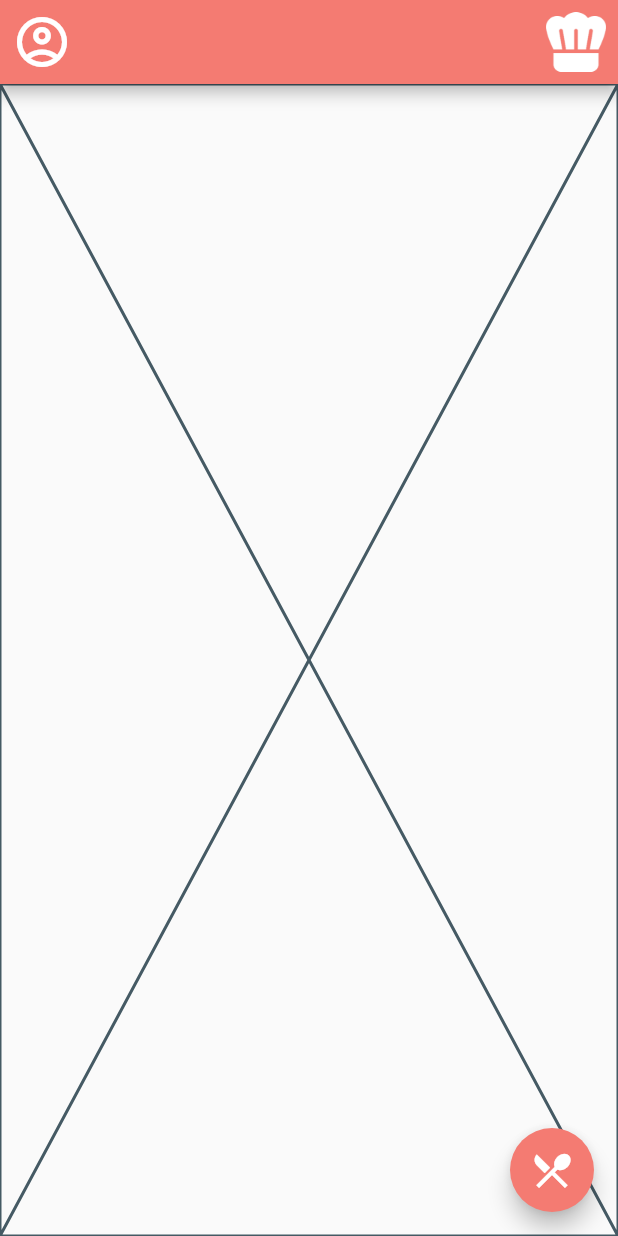
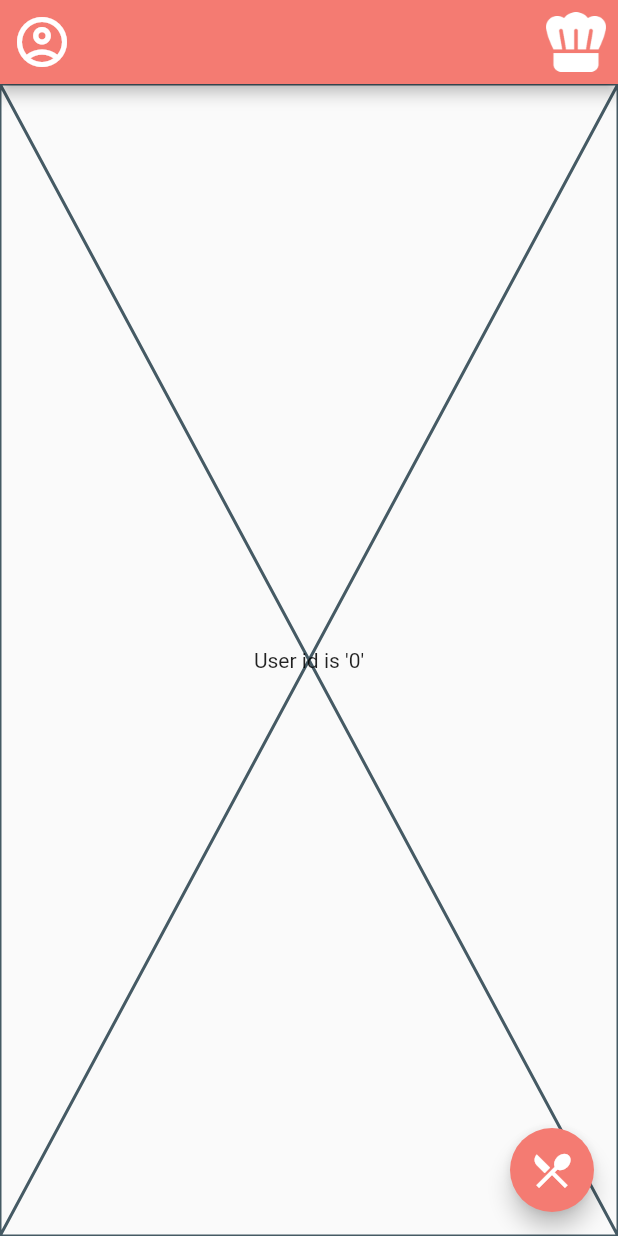
Before and after one commit to VictorG-028/ChefHub, a Flutter app: the HomePage screen opened by its route, on a phone screen of 412 x 824 dp. Run offline on Flutter 3.47's test engine with Material 2 defaults, Android fonts, the light colour scheme and no system bars; our stand-ins replace dotted_border.

Commit message:
ChangeUser model toEnable globalData acrossWidgets

```diff
--- a/lib/src/View/home_page_view.dart
+++ b/lib/src/View/home_page_view.dart
@@ -1,4 +1,6 @@
 import 'package:flutter/material.dart';
+import 'package:provider/provider.dart';
+import '../model/user_model.dart';
 
 class HomePage extends StatefulWidget {
   const HomePage({super.key});
@@ -11,6 +13,9 @@ class HomePage extends StatefulWidget {
 class _HomePageState extends State<HomePage> {
   @override
   Widget build(BuildContext context) {
+    final userProvider = Provider.of<UserProvider>(context);
+    final String userId = userProvider.id;
+
     return Scaffold(
       appBar: AppBar(
         leading: IconButton(
@@ -30,7 +35,11 @@ class _HomePageState extends State<HomePage> {
           ),
         ],
       ),
-      body: const Placeholder(),
+      body: Placeholder(
+        child: Center(
+          child: Text("User id is '$userId'"),
+        ),
+      ),
       floatingActionButton: FloatingActionButton(
         onPressed: () => Navigator.pushNamed(context, '/creatingRecipes'),
         child: const Icon(Icons.restaurant_menu, size: 30),
--- a/lib/src/View/login_page_view.dart
+++ b/lib/src/View/login_page_view.dart
@@ -2,6 +2,8 @@ import 'package:flutter/material.dart';
 import 'package:chefhub/src/components/custom_text_form_field.dart';
 import 'package:http/http.dart' as http;
 import 'dart:convert';
+import 'package:provider/provider.dart';
+import '../model/user_model.dart';
 
 class LoginPage extends StatefulWidget {
   const LoginPage({super.key});
@@ -80,6 +82,9 @@ class _LoginPageState extends State<LoginPage> {
         context, emailInputController.text, passwordInputController.text);
 
     print("AQUI meio");
+    final userIdProvider = Provider.of<UserProvider>(context, listen: false);
+    userIdProvider.setUserId(_userId);
+
     if (_userId != "0") {
       print("AQUI depois");
       Navigator.popAndPushNamed(context, '/home');
--- a/pubspec.yaml
+++ b/pubspec.yaml
@@ -30,6 +30,7 @@ environment:
 dependencies:
   flutter:
     sdk: flutter
+  provider: ^6.0.3
 
 
   # The following adds the Cupertino Icons font to your application.
```
Also changed, not shown: lib/main.dart (+8 -2 lines), lib/src/model/user_model.dart (+28 -16 lines), pubspec.lock.
